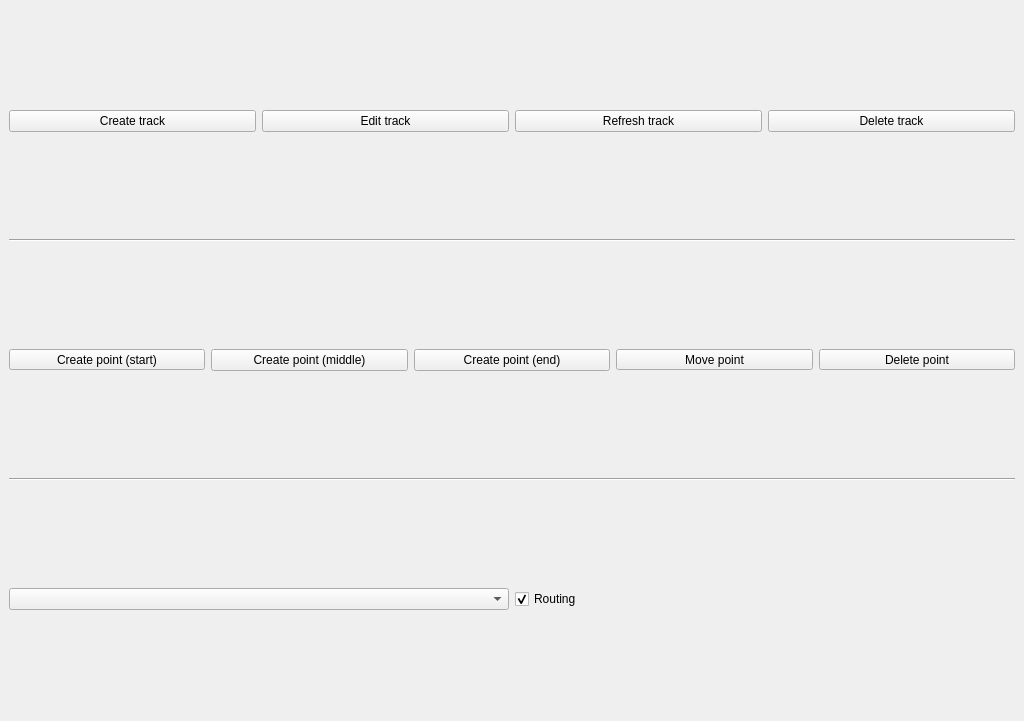
Above: route_planner_dockwidget_base.ui from golden-gecko/qgis-route-planner before the change. Below: the same form after it.
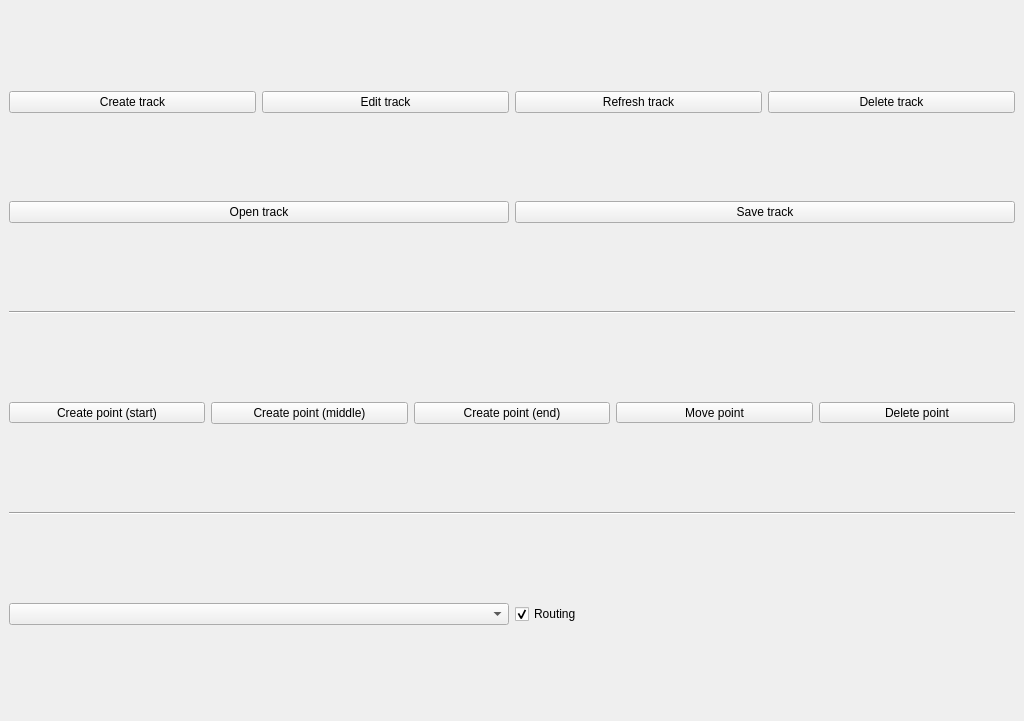
That is the form after the change.

What changed in the file:
```diff
--- a/route_planner_dockwidget_base.ui
+++ b/route_planner_dockwidget_base.ui
@@ -15,7 +15,7 @@
   </property>
   <widget class="QWidget" name="dockWidgetContents">
    <layout class="QGridLayout" name="gridLayout">
-    <item row="4" column="0">
+    <item row="5" column="0">
      <layout class="QHBoxLayout" name="horizontalLayout_2">
       <item>
        <widget class="QComboBox" name="optionRoutingProvider"/>
@@ -32,7 +32,7 @@
       </item>
      </layout>
     </item>
-    <item row="2" column="0">
+    <item row="3" column="0">
      <layout class="QHBoxLayout" name="horizontalLayout_4">
       <item>
        <widget class="QToolButton" name="buttonPointCreateStart">
@@ -119,6 +119,13 @@
       </item>
      </layout>
     </item>
+    <item row="2" column="0">
+     <widget class="Line" name="line_2">
+      <property name="orientation">
+       <enum>Qt::Horizontal</enum>
+      </property>
+     </widget>
+    </item>
     <item row="0" column="0">
      <layout class="QHBoxLayout" name="horizontalLayout">
       <item>
@@ -151,15 +158,26 @@
       </item>
      </layout>
     </item>
-    <item row="3" column="0">
-     <widget class="Line" name="line">
-      <property name="orientation">
-       <enum>Qt::Horizontal</enum>
-      </property>
-     </widget>
-    </item>
     <item row="1" column="0">
-     <widget class="Line" name="line_2">
+     <layout class="QHBoxLayout" name="horizontalLayout_3">
+      <item>
+       <widget class="QPushButton" name="buttonTrackOpen">
+        <property name="text">
+         <string>Open track</string>
+        </property>
+       </widget>
+      </item>
+      <item>
+       <widget class="QPushButton" name="buttonTrackSave">
+        <property name="text">
+         <string>Save track</string>
+        </property>
+       </widget>
+      </item>
+     </layout>
+    </item>
+    <item row="4" column="0">
+     <widget class="Line" name="line">
       <property name="orientation">
        <enum>Qt::Horizontal</enum>
       </property>
```
